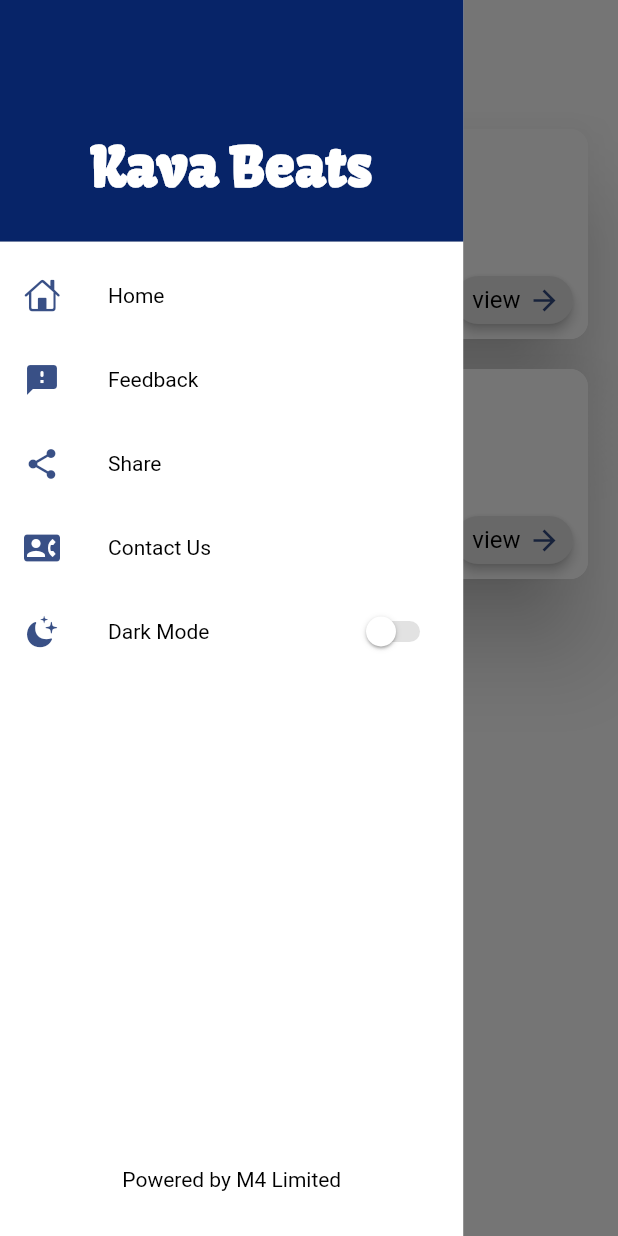
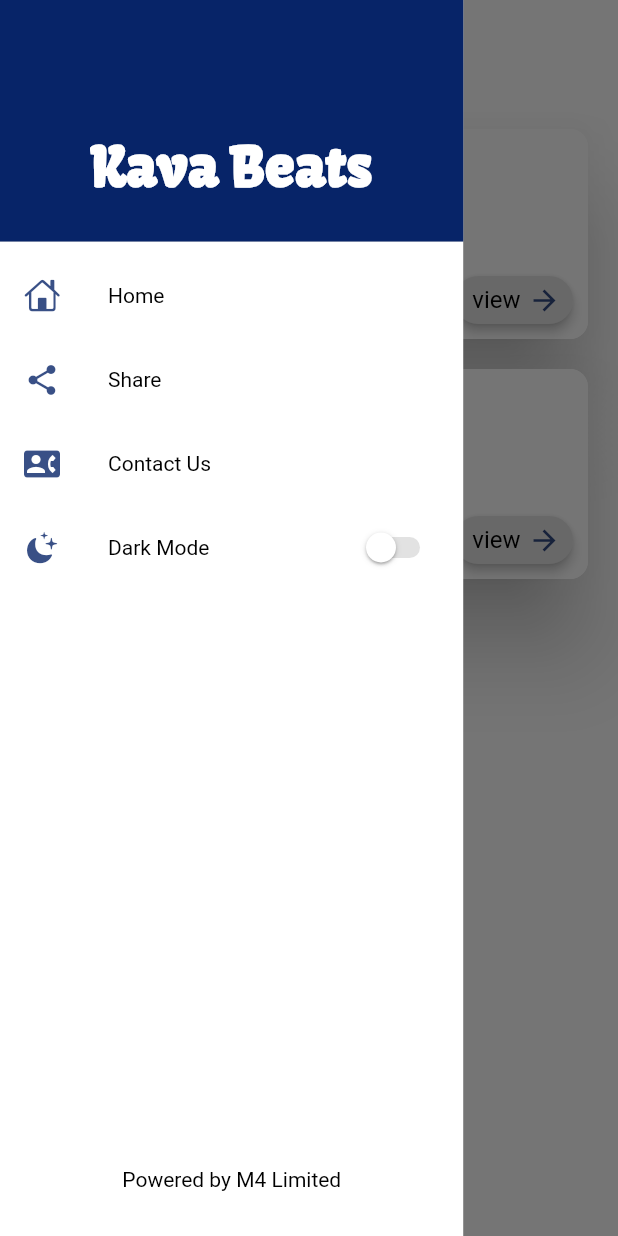
Before and after one commit to AliahmadRaza401/Kava_Beats_Song_App, a Flutter app: the screen it shows after launch, with the side drawer open, on a phone screen of 412 x 824 dp. Run offline on Flutter 3.47's test engine with Material 2 defaults, Android fonts, the phone set to English and light mode, and no system bars; our stand-ins replace font_awesome_flutter, persistent_bottom_nav_bar, share_plus, shared_preferences.

Commit message:
Comment unuse things

```diff
--- a/lib/Screens/Drawer/drawer.dart
+++ b/lib/Screens/Drawer/drawer.dart
@@ -71,16 +71,16 @@
                   Navigator.pop(context);
                 },
               ),
-              ListTile(
-                leading: Icon(
-                  Icons.feedback_rounded,
-                  color: primaryClr,
-                ),
-                title: const Text('Feedback', style: TextStyle(fontSize: 14)),
-                onTap: () {
-                  Navigator.pop(context);
-                },
-              ),
+              // ListTile(
+              //   leading: Icon(
+              //     Icons.feedback_rounded,
+              //     color: primaryClr,
+              //   ),
+              //   title: const Text('Feedback', style: TextStyle(fontSize: 14)),
+              //   onTap: () {
+              //     Navigator.pop(context);
+              //   },
+              // ),
               ListTile(
                 leading: Icon(
                   Icons.share,
--- a/lib/Screens/Home Screen/home_screen.dart
+++ b/lib/Screens/Home Screen/home_screen.dart
@@ -25,21 +25,21 @@
           backgroundColor: Theme.of(context).backgroundColor,
           iconTheme: Theme.of(context).appBarTheme.iconTheme,
           actions: [
-            Padding(
-              padding: const EdgeInsets.only(right: 10),
-              child: IconButton(
-                  onPressed: () {
-                    Navigator.push(
-                        context,
-                        MaterialPageRoute(
-                            builder: (context) => const LoginScreen()));
-                  },
-                  icon: const Icon(
-                    CupertinoIcons.person_alt_circle,
-                    color: Colors.white,
-                    size: 33,
-                  )),
-            )
+            // Padding(
+            //   padding: const EdgeInsets.only(right: 10),
+            //   child: IconButton(
+            //       onPressed: () {
+            //         Navigator.push(
+            //             context,
+            //             MaterialPageRoute(
+            //                 builder: (context) => const LoginScreen()));
+            //       },
+            //       icon: const Icon(
+            //         CupertinoIcons.person_alt_circle,
+            //         color: Colors.white,
+            //         size: 33,
+            //       )),
+            // )
           ],
         ),
         drawer: drawe.NavigationDrawer(),
```
Also changed, not shown: lib/Screens/Login/login_screen.dart (+91 -91 lines), 1 other file.
